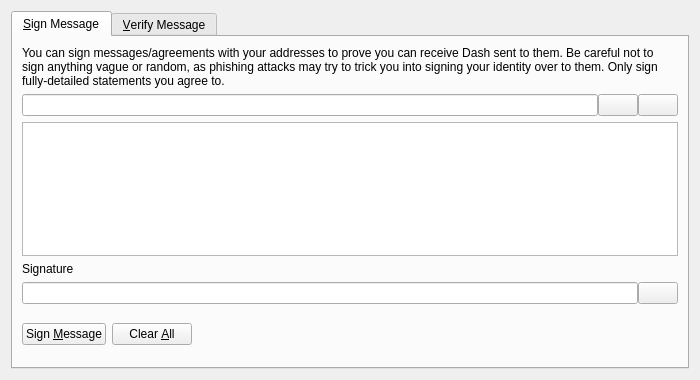
Old version of the form src/qt/forms/signverifymessagedialog.ui in the repository adm2018/curium.
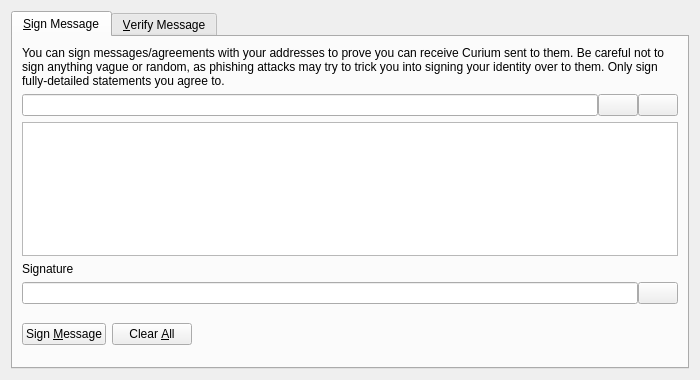
New version of the form. Custom widgets are drawn as their Qt base class.

Diff of the .ui file:
```diff
--- a/src/qt/forms/signverifymessagedialog.ui
+++ b/src/qt/forms/signverifymessagedialog.ui
@@ -30,7 +30,7 @@
        <item>
         <widget class="QLabel" name="infoLabel_SM">
          <property name="text">
-          <string>You can sign messages/agreements with your addresses to prove you can receive Dash sent to them. Be careful not to sign anything vague or random, as phishing attacks may try to trick you into signing your identity over to them. Only sign fully-detailed statements you agree to.</string>
+          <string>You can sign messages/agreements with your addresses to prove you can receive Curium sent to them. Be careful not to sign anything vague or random, as phishing attacks may try to trick you into signing your identity over to them. Only sign fully-detailed statements you agree to.</string>
          </property>
          <property name="textFormat">
           <enum>Qt::PlainText</enum>
```
Left out of the diff: 10 changed lines with no effect on the pictures.
